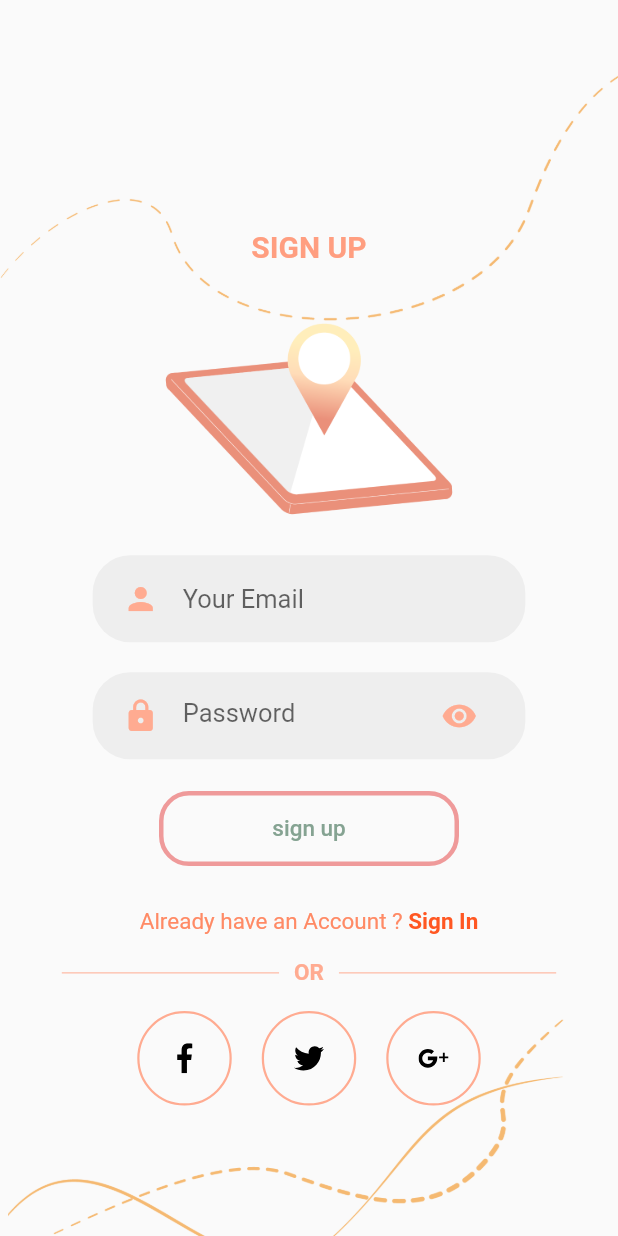
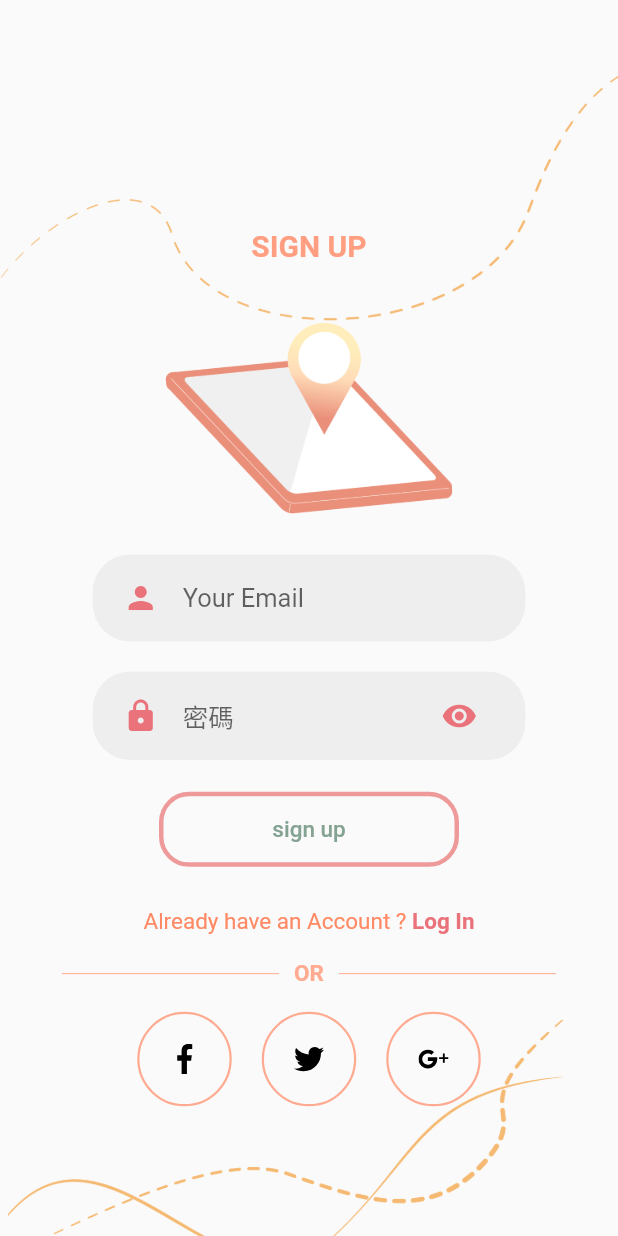
Before and after one commit to RobbyHT/ambulance_flutter, a Flutter app: the SignUpScreen screen opened directly, on a phone screen of 412 x 824 dp. Run offline on Flutter 3.47's test engine with Material 2 defaults, Android fonts, the phone set to English and light mode, and no system bars; our stand-ins replace bloc, date_format, equatable, flutter_bloc, flutter_easyloading, flutter_svg and 2 more; accounts and stored records are empty.

Commit message:
把sign in改成log in跟換顏色

```diff
--- a/lib/components/Welcom_components/already_have_an_account_acheck.dart
+++ b/lib/components/Welcom_components/already_have_an_account_acheck.dart
@@ -21,9 +21,9 @@ class AlreadyHaveAnAccountCheck extends StatelessWidget {
         GestureDetector(
           onTap: press,
           child: Text(
-            login ? "Sign Up" : "Sign In" ,
+            login ? "Sign Up" : "Log In" ,
             style: TextStyle(
-              color: Colors.deepOrange[500],
+              color: Color.fromRGBO(234,114,122,1),
               fontWeight: FontWeight.bold,
             ),
           ),
--- a/lib/components/Welcom_components/rounded_input_field.dart
+++ b/lib/components/Welcom_components/rounded_input_field.dart
@@ -17,11 +17,11 @@ class RoundedInputField extends StatelessWidget {
     return TextFieldContainer(
       child: TextField(
         onChanged: onChanged,
-        cursorColor: Colors.deepOrange[200],
+        cursorColor: Color.fromRGBO(234,114,122,1),
         decoration: InputDecoration(
           icon: Icon(
             icon,
-            color: Colors.deepOrange[200],
+            color: Color.fromRGBO(234,114,122,1),
           ),
           hintText: hintText,
           border: InputBorder.none,
--- a/lib/components/Welcom_components/rounded_password_field.dart
+++ b/lib/components/Welcom_components/rounded_password_field.dart
@@ -17,14 +17,14 @@ class RoundedPasswordField extends StatelessWidget {
         onChanged: onChanged,
         cursorColor: Colors.grey[300],
         decoration: InputDecoration(
-          hintText: "Password",
+          hintText: "密碼",
           icon: Icon(
             Icons.lock,
-            color: Colors.deepOrange[200],
+            color: Color.fromRGBO(234,114,122,1),
           ),
           suffixIcon: Icon(
             Icons.visibility,
-            color: Colors.deepOrange[200],
+            color: Color.fromRGBO(234,114,122,1),
           ),
           border: InputBorder.none,
         ),
```
